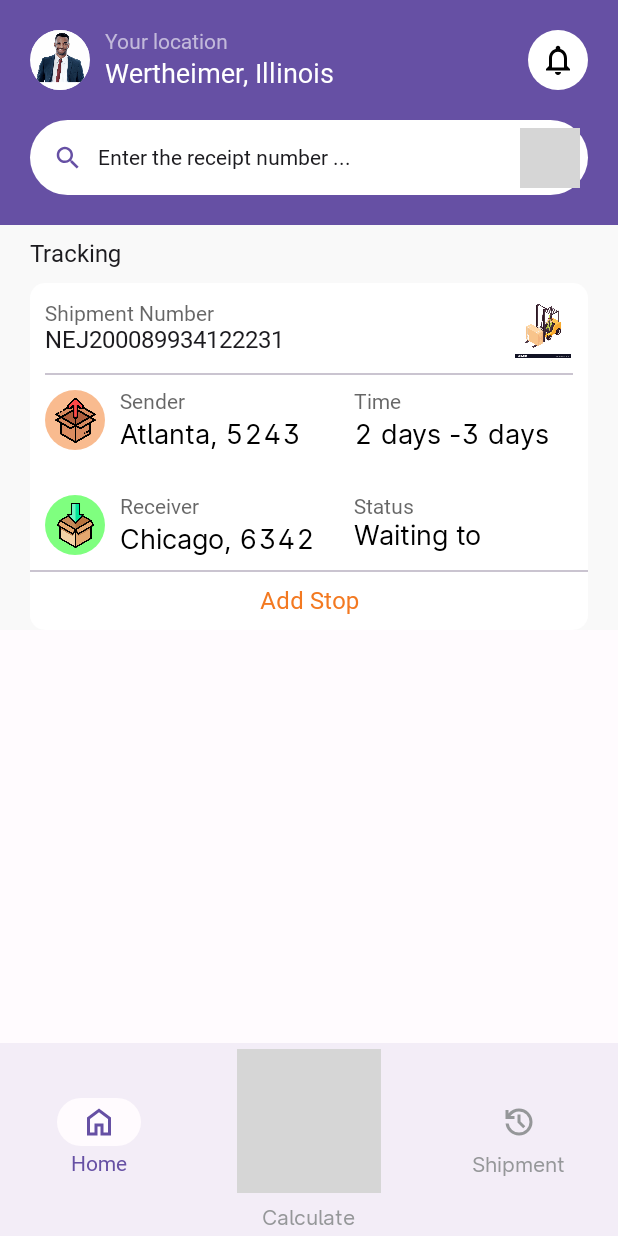
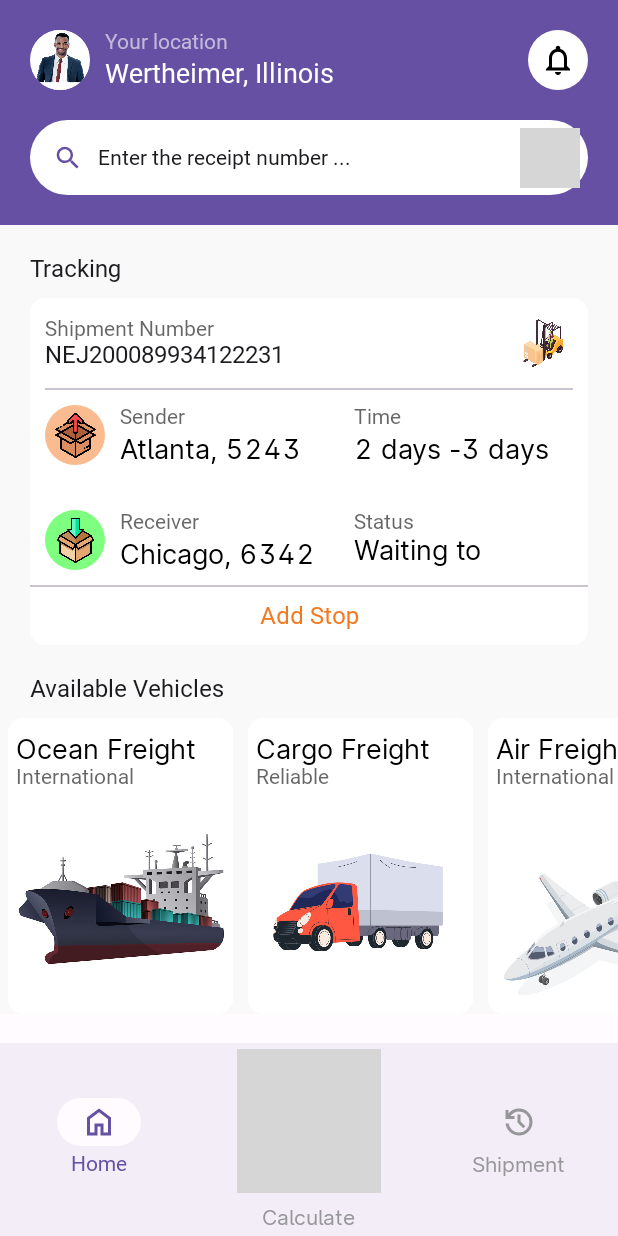
Before and after one commit to timkwali/Move_mate, an Android app built with Jetpack Compose: the screen it shows after launch (MainActivity), on a phone screen of 412 x 824 dp. Run offline under Robolectric (Android 15) with nearby library versions, the phone set to English and light mode, and no system bars; Roboto replaces fonts that are not available here; grey boxes are pictures that could not be loaded.

Commit message:
complete available vehicles section

```diff
--- /dev/null
+++ b/app/src/main/java/com/timkwali/shipmentapp/ui/features/home/AvailableVehiclsesSection.kt
@@ -0,0 +1,83 @@
+package com.timkwali.shipmentapp.ui.features.home
+
+import androidx.compose.foundation.Image
+import androidx.compose.foundation.background
+import androidx.compose.foundation.layout.Column
+import androidx.compose.foundation.layout.PaddingValues
+import androidx.compose.foundation.layout.Spacer
+import androidx.compose.foundation.layout.fillMaxWidth
+import androidx.compose.foundation.layout.height
+import androidx.compose.foundation.layout.padding
+import androidx.compose.foundation.layout.safeContentPadding
+import androidx.compose.foundation.layout.size
+import androidx.compose.foundation.layout.width
+import androidx.compose.foundation.lazy.LazyRow
+import androidx.compose.foundation.lazy.items
+import androidx.compose.foundation.shape.RoundedCornerShape
+import androidx.compose.material3.MaterialTheme
+import androidx.compose.material3.Text
+import androidx.compose.runtime.Composable
+import androidx.compose.ui.Modifier
+import androidx.compose.ui.draw.rotate
+import androidx.compose.ui.graphics.Color
+import androidx.compose.ui.res.painterResource
+import androidx.compose.ui.text.font.FontWeight
+import androidx.compose.ui.tooling.preview.Preview
+import androidx.compose.ui.unit.dp
+import androidx.compose.ui.unit.sp
+import com.timkwali.shipmentapp.R
+
+@Composable
+fun AvailableVehiclesSection(modifier: Modifier = Modifier, vehicles: List<Vehicle>) {
+    Column(
+        modifier = modifier
+    ) {
+        Text(modifier = Modifier.padding(start = 20.dp), text = "Available Vehicles", style = MaterialTheme.typography.bodyLarge.copy(fontWeight = FontWeight.Bold))
+        Spacer(modifier = Modifier.height(10.dp))
+        LazyRow(
+            Modifier.fillMaxWidth(),
+            contentPadding = PaddingValues(horizontal = 5.dp)
+        ) {
+            items(items = vehicles) {
+                FreightItem(name = it.name, status = it.status, image = it.image)
+                Spacer(Modifier.width(10.dp))
+            }
+        }
+    }
+}
+
+@Composable
+fun FreightItem(
+    modifier: Modifier = Modifier,
+    name: String,
+    status: String,
+    image: Int
+) {
+    Column(
+        modifier = modifier.width(150.dp)
+            .background(color = Color.White, shape = RoundedCornerShape(10.dp))
+    ) {
+        Text(modifier = Modifier.padding(start = 5.dp, end = 5.dp, top = 10.dp), text = name, style = MaterialTheme.typography.labelSmall.copy(color = Color.Black, fontSize = 18.sp, fontWeight = FontWeight.W500))
+        Text(modifier = Modifier.padding(horizontal = 5.dp), text = status, style = MaterialTheme.typography.labelSmall.copy(color = Color.Black.copy(alpha = 0.6f), fontSize = 14.sp))
+        Image(painter = painterResource(id = image), contentDescription = "freight image", modifier = Modifier.height(150.dp).width(150.dp))
+    }
+}
+
+@Composable
+@Preview
+fun AvailableVehiclesSectionPreview() {
+    AvailableVehiclesSection(vehicles = vehiclesList)
+}
+
+data class Vehicle(
+    val name: String,
+    val status: String,
+    val image: Int
+)
+
+val vehiclesList = listOf(
+    Vehicle("Ocean Freight", "International", R.drawable.ship),
+    Vehicle("Cargo Freight", "Reliable", R.drawable.truck),
+    Vehicle("Air Freight", "International", R.drawable.plane),
+    Vehicle("Rail Freight", "Reliable", R.drawable.train),
+)
--- a/app/src/main/java/com/timkwali/shipmentapp/ui/features/home/HomeScreen.kt
+++ b/app/src/main/java/com/timkwali/shipmentapp/ui/features/home/HomeScreen.kt
@@ -17,7 +17,9 @@ fun HomeScreen(modifier: Modifier = Modifier) {
             .background(color = screenBackground)
     ) {
         TopSection(onSearchClick = {})
-        Spacer(modifier = Modifier.height(10.dp))
+        Spacer(modifier = Modifier.height(20.dp))
         TrackingSection(modifier = Modifier.padding(horizontal = 20.dp))
+        Spacer(modifier = Modifier.height(20.dp))
+        AvailableVehiclesSection(vehicles = vehiclesList)
     }
 }
```
Also changed, not shown: app/src/main/res/drawable/fork_lift.jpg, app/src/main/res/drawable/plane.jpg (added), app/src/main/res/drawable/ship.jpg (added), app/src/main/res/drawable/train.jpg (added), app/src/main/res/drawable/truck.jpg (added).
